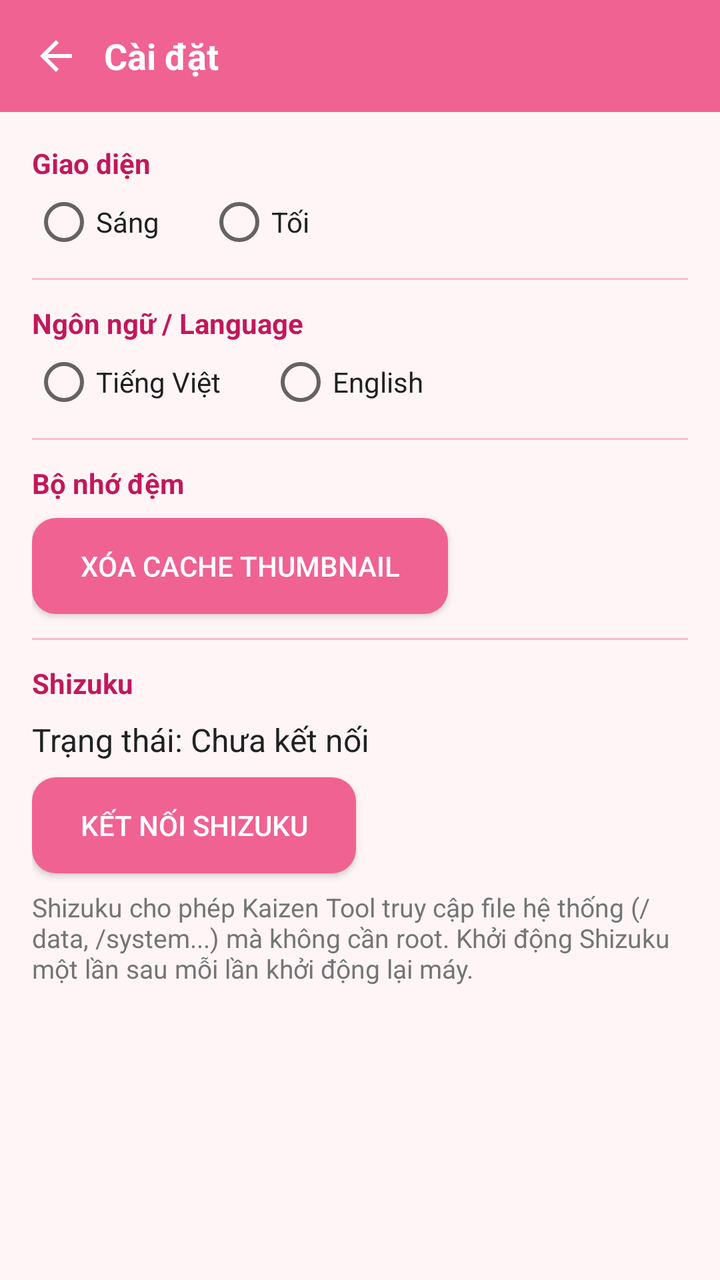
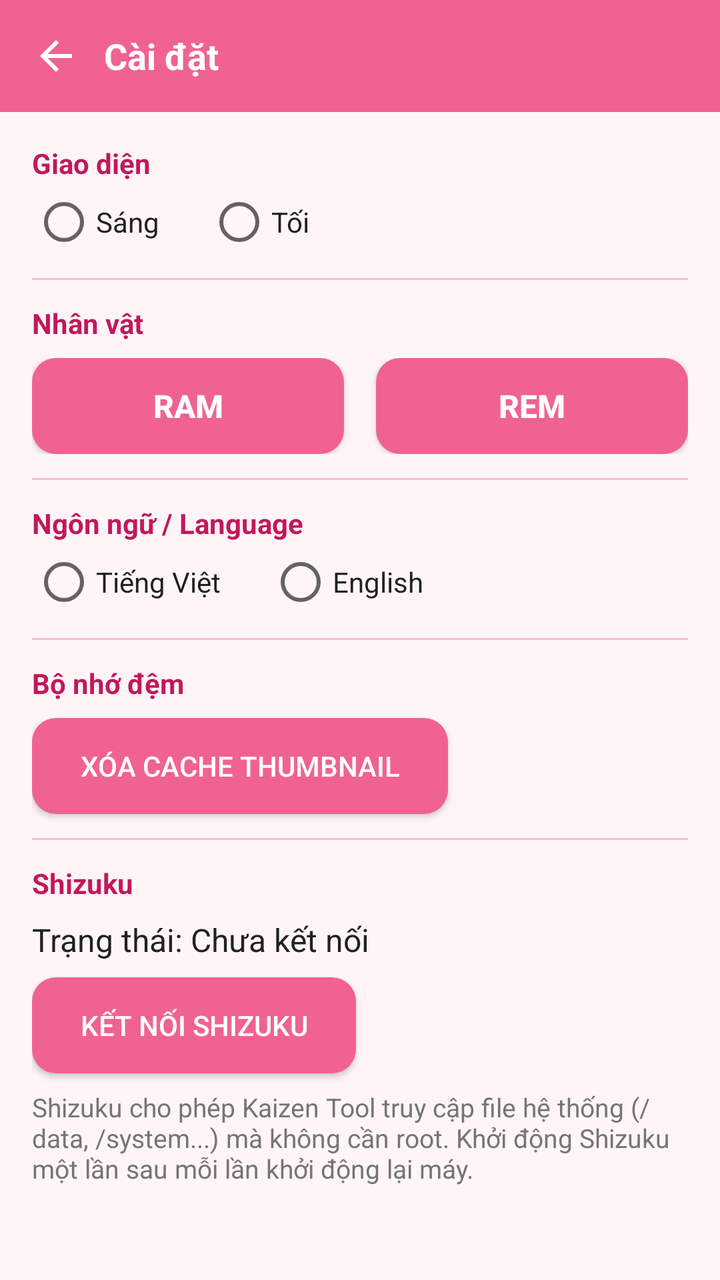

Two renders of the same Android screen: before a commit and after it. Below are the layout's source before the change and the commit's diff.
<!-- AndroidManifest.xml: application theme AppTheme -->
<!-- res/layout/activity_settings.xml -->
<?xml version="1.0" encoding="utf-8"?>
<LinearLayout xmlns:android="http://schemas.android.com/apk/res/android"
    android:layout_width="match_parent"
    android:layout_height="match_parent"
    android:background="@color/windowBackground"
    android:orientation="vertical">

    
    <LinearLayout
        android:layout_width="match_parent"
        android:layout_height="56dp"
        android:background="@color/colorPrimary"
        android:gravity="center_vertical"
        android:orientation="horizontal"
        android:padding="4dp">

        <ImageButton
            android:id="@+id/settings_back"
            android:layout_width="48dp"
            android:layout_height="48dp"
            android:background="?android:attr/selectableItemBackgroundBorderless"
            android:contentDescription="Quay lại"
            android:src="@drawable/ic_back"
            android:tint="#FFFFFF" />

        <TextView
            android:layout_width="wrap_content"
            android:layout_height="wrap_content"
            android:text="Cài đặt"
            android:textColor="#FFFFFF"
            android:textSize="18sp"
            android:textStyle="bold" />
    </LinearLayout>

    <ScrollView
        android:layout_width="match_parent"
        android:layout_height="match_parent">

        <LinearLayout
            android:layout_width="match_parent"
            android:layout_height="wrap_content"
            android:orientation="vertical"
            android:padding="16dp">

            
            <TextView
                android:layout_width="wrap_content"
                android:layout_height="wrap_content"
                android:text="Giao diện"
                android:textColor="@color/colorPrimaryDark"
                android:textSize="14sp"
                android:textStyle="bold" />

            <RadioGroup
                android:id="@+id/theme_group"
                android:layout_width="match_parent"
                android:layout_height="wrap_content"
                android:layout_marginTop="4dp"
                android:orientation="horizontal">

                <RadioButton
                    android:id="@+id/theme_light"
                    android:layout_width="wrap_content"
                    android:layout_height="wrap_content"
                    android:layout_marginEnd="24dp"
                    android:text="Sáng"
                    android:textColor="@color/textPrimary" />

                <RadioButton
                    android:id="@+id/theme_dark"
                    android:layout_width="wrap_content"
                    android:layout_height="wrap_content"
                    android:text="Tối"
                    android:textColor="@color/textPrimary" />
            </RadioGroup>

            <View
                android:layout_width="match_parent"
                android:layout_height="1dp"
                android:layout_marginTop="12dp"
                android:layout_marginBottom="12dp"
                android:background="@color/divider" />

            
            <TextView
                android:layout_width="wrap_content"
                android:layout_height="wrap_content"
                android:text="Ngôn ngữ / Language"
                android:textColor="@color/colorPrimaryDark"
                android:textSize="14sp"
                android:textStyle="bold" />

            <RadioGroup
                android:id="@+id/lang_group"
                android:layout_width="match_parent"
                android:layout_height="wrap_content"
                android:layout_marginTop="4dp"
                android:orientation="horizontal">

                <RadioButton
                    android:id="@+id/lang_vi"
                    android:layout_width="wrap_content"
                    android:layout_height="wrap_content"
                    android:layout_marginEnd="24dp"
                    android:text="Tiếng Việt"
                    android:textColor="@color/textPrimary" />

                <RadioButton
                    android:id="@+id/lang_en"
                    android:layout_width="wrap_content"
                    android:layout_height="wrap_content"
                    android:text="English"
                    android:textColor="@color/textPrimary" />
            </RadioGroup>

            <View
                android:layout_width="match_parent"
                android:layout_height="1dp"
                android:layout_marginTop="12dp"
                android:layout_marginBottom="12dp"
                android:background="@color/divider" />

            
            <TextView
                android:layout_width="wrap_content"
                android:layout_height="wrap_content"
                android:text="Bộ nhớ đệm"
                android:textColor="@color/colorPrimaryDark"
                android:textSize="14sp"
                android:textStyle="bold" />

            <Button
                android:id="@+id/btn_clear_cache"
                android:layout_width="wrap_content"
                android:layout_height="wrap_content"
                android:layout_marginTop="8dp"
                android:background="@drawable/btn_pink"
                android:paddingStart="24dp"
                android:paddingEnd="24dp"
                android:text="Xóa cache thumbnail"
                android:textColor="#FFFFFF" />

            <View
                android:layout_width="match_parent"
                android:layout_height="1dp"
                android:layout_marginTop="12dp"
                android:layout_marginBottom="12dp"
                android:background="@color/divider" />

            
            <TextView
                android:layout_width="wrap_content"
                android:layout_height="wrap_content"
                android:text="Shizuku"
                android:textColor="@color/colorPrimaryDark"
                android:textSize="14sp"
                android:textStyle="bold" />

            <TextView
                android:id="@+id/shizuku_status"
                android:layout_width="wrap_content"
                android:layout_height="wrap_content"
                android:layout_marginTop="8dp"
                android:text="Trạng thái: Chưa kết nối"
                android:textColor="@color/textPrimary"
                android:textSize="16sp" />

            <Button
                android:id="@+id/btn_shizuku"
                android:layout_width="wrap_content"
                android:layout_height="wrap_content"
                android:layout_marginTop="8dp"
                android:background="@drawable/btn_pink"
                android:paddingStart="24dp"
                android:paddingEnd="24dp"
                android:text="Kết nối Shizuku"
                android:textColor="#FFFFFF" />

            <TextView
                android:layout_width="wrap_content"
                android:layout_height="wrap_content"
                android:layout_marginTop="8dp"
                android:text="Shizuku cho phép Kaizen Tool truy cập file hệ thống (/data, /system...) mà không cần root. Khởi động Shizuku một lần sau mỗi lần khởi động lại máy."
                android:textColor="@color/textSecondary"
                android:textSize="13sp" />
        </LinearLayout>
    </ScrollView>
</LinearLayout>
<!-- resources referenced by this layout -->
<resources>
  <color name="colorPrimary">#f06292</color>
  <color name="colorPrimaryDark">#c2185b</color>
  <color name="divider">#f8bbd0</color>
  <color name="textPrimary">#212121</color>
  <color name="textSecondary">#757575</color>
  <color name="windowBackground">#fff5f7</color>
  <!-- drawable btn_pink (drawable) -->
  <?xml version="1.0" encoding="utf-8"?>
  <shape xmlns:android="http://schemas.android.com/apk/res/android"
      android:shape="rectangle">
      <corners android:radius="12dp" />
      <solid android:color="#F06292" />
  </shape>
  <!-- drawable ic_back (drawable) -->
  <vector xmlns:android="http://schemas.android.com/apk/res/android"
      android:width="24dp" android:height="24dp"
      android:viewportWidth="24" android:viewportHeight="24">
      <path android:fillColor="#FFFFFF" android:pathData="M20,11H7.83l5.59,-5.59L12,4l-8,8 8,8 1.41,-1.41L7.83,13H20V11Z" />
  </vector>
  <style name="AppTheme" parent="android:Theme.Material.Light.NoActionBar">
          <item name="android:colorPrimary">@color/colorPrimary</item>
          <item name="android:colorPrimaryDark">@color/colorPrimaryDark</item>
          <item name="android:colorAccent">@color/colorAccent</item>
          <item name="android:windowBackground">@color/windowBackground</item>
          <item name="android:popupMenuStyle">@style/PopupMenuStyle</item>
      </style>
  <color name="colorAccent">#ff80ab</color>
  <style name="PopupMenuStyle" parent="android:Widget.Material.Light.PopupMenu">
          <item name="android:popupBackground">@color/selectedBackground</item>
      </style>
  <color name="selectedBackground">#fce4ec</color>
</resources>

<!-- the commit's change to res/layout/activity_settings.xml (unified diff, before → after) -->
@@ -9,7 +9,7 @@
     <LinearLayout
         android:layout_width="match_parent"
         android:layout_height="56dp"
-        android:background="@color/colorPrimary"
+        android:background="?android:attr/colorPrimary"
         android:gravity="center_vertical"
         android:orientation="horizontal"
         android:padding="4dp">
@@ -47,7 +47,7 @@
                 android:layout_width="wrap_content"
                 android:layout_height="wrap_content"
                 android:text="Giao diện"
-                android:textColor="@color/colorPrimaryDark"
+                android:textColor="?android:attr/colorPrimaryDark"
                 android:textSize="14sp"
                 android:textStyle="bold" />
 
@@ -79,14 +79,65 @@
                 android:layout_height="1dp"
                 android:layout_marginTop="12dp"
                 android:layout_marginBottom="12dp"
-                android:background="@color/divider" />
+                android:background="?attr/characterDivider" />
+
+            
+            <TextView
+                android:layout_width="wrap_content"
+                android:layout_height="wrap_content"
+                android:text="Nhân vật"
+                android:textColor="?android:attr/colorPrimaryDark"
+                android:textSize="14sp"
+                android:textStyle="bold" />
+
+            <LinearLayout
+                android:layout_width="match_parent"
+                android:layout_height="wrap_content"
+                android:layout_marginTop="8dp"
+                android:orientation="horizontal">
+
+                <Button
+                    android:id="@+id/btn_char_ram"
+                    android:layout_width="0dp"
+                    android:layout_height="wrap_content"
+                    android:layout_marginEnd="8dp"
+                    android:layout_weight="1"
+                    android:background="@drawable/btn_pink"
+                    android:paddingTop="12dp"
+                    android:paddingBottom="12dp"
+                    android:text="Ram"
+                    android:textColor="#FFFFFF"
+                    android:textSize="16sp"
+                    android:textStyle="bold" />
+
+                <Button
+                    android:id="@+id/btn_char_rem"
+                    android:layout_width="0dp"
+                    android:layout_height="wrap_content"
+                    android:layout_marginStart="8dp"
+                    android:layout_weight="1"
+                    android:background="@drawable/btn_pink"
+                    android:paddingTop="12dp"
+                    android:paddingBottom="12dp"
+                    android:text="Rem"
+                    android:textColor="#FFFFFF"
+                    android:textSize="16sp"
+                    android:textStyle="bold" />
+            </LinearLayout>
+
+            <View
+                android:layout_width="match_parent"
+                android:layout_height="1dp"
+                android:layout_marginTop="12dp"
+                android:layout_marginBottom="12dp"
+                android:background="?attr/characterDivider" />
 
             
             <TextView
                 android:layout_width="wrap_content"
                 android:layout_height="wrap_content"
                 android:text="Ngôn ngữ / Language"
-                android:textColor="@color/colorPrimaryDark"
+                android:textColor="?android:attr/colorPrimaryDark"
                 android:textSize="14sp"
                 android:textStyle="bold" />
 
@@ -118,14 +169,14 @@
                 android:layout_height="1dp"
                 android:layout_marginTop="12dp"
                 android:layout_marginBottom="12dp"
-                android:background="@color/divider" />
+                android:background="?attr/characterDivider" />
 
             
             <TextView
                 android:layout_width="wrap_content"
                 android:layout_height="wrap_content"
                 android:text="Bộ nhớ đệm"
-                android:textColor="@color/colorPrimaryDark"
+                android:textColor="?android:attr/colorPrimaryDark"
                 android:textSize="14sp"
                 android:textStyle="bold" />
 
@@ -145,14 +196,14 @@
                 android:layout_height="1dp"
                 android:layout_marginTop="12dp"
                 android:layout_marginBottom="12dp"
-                android:background="@color/divider" />
+                android:background="?attr/characterDivider" />
 
             
             <TextView
                 android:layout_width="wrap_content"
                 android:layout_height="wrap_content"
                 android:text="Shizuku"
-                android:textColor="@color/colorPrimaryDark"
+                android:textColor="?android:attr/colorPrimaryDark"
                 android:textSize="14sp"
                 android:textStyle="bold" />
 
<!-- resource entries referenced after the edit -->
@@ -11,7 +11,7 @@
   <shape xmlns:android="http://schemas.android.com/apk/res/android"
       android:shape="rectangle">
       <corners android:radius="12dp" />
-      <solid android:color="#F06292" />
+      <solid android:color="?android:attr/colorPrimary" />
   </shape>
   <!-- drawable ic_back (drawable) -->
   <vector xmlns:android="http://schemas.android.com/apk/res/android"
@@ -25,11 +25,15 @@
           <item name="android:colorAccent">@color/colorAccent</item>
           <item name="android:windowBackground">@color/windowBackground</item>
           <item name="android:popupMenuStyle">@style/PopupMenuStyle</item>
+          <item name="characterSelectedBackground">@color/selectedBackground</item>
+          <item name="characterPathBarBackground">@color/pathBarBackground</item>
+          <item name="characterDivider">@color/divider</item>
       </style>
   <color name="colorAccent">#ff80ab</color>
   <style name="PopupMenuStyle" parent="android:Widget.Material.Light.PopupMenu">
-          <item name="android:popupBackground">@color/selectedBackground</item>
+          <item name="android:popupBackground">?attr/characterSelectedBackground</item>
       </style>
   <color name="selectedBackground">#fce4ec</color>
+  <color name="pathBarBackground">#fce4ec</color>
 </resources>
 
